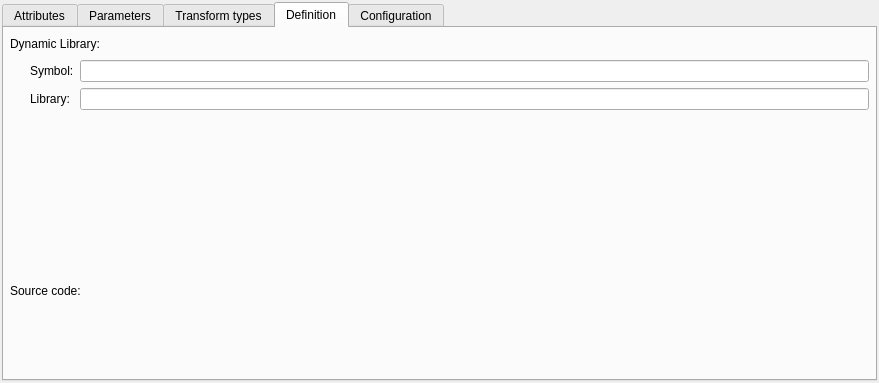
pgmodeler/pgmodeler, file libs/libgui/ui/dbobjects/basefunctionwidget.ui: the form before one commit.
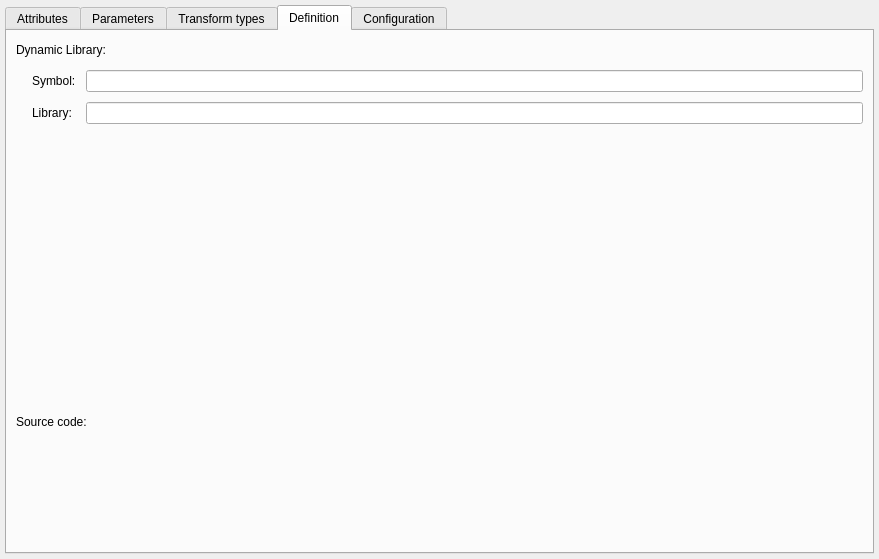
The form after the commit. The open tabs and pages were chosen to show the change. Icons and pictures are not drawn.

Patch:
```diff
--- a/libs/libgui/ui/dbobjects/basefunctionwidget.ui
+++ b/libs/libgui/ui/dbobjects/basefunctionwidget.ui
@@ -7,7 +7,7 @@
     <x>0</x>
     <y>0</y>
     <width>879</width>
-    <height>383</height>
+    <height>559</height>
    </rect>
   </property>
   <property name="sizePolicy">
@@ -24,19 +24,19 @@
   </property>
   <layout class="QGridLayout" name="base_function_grid">
    <property name="leftMargin">
-    <number>2</number>
+    <number>5</number>
    </property>
    <property name="topMargin">
-    <number>2</number>
+    <number>5</number>
    </property>
    <property name="rightMargin">
-    <number>2</number>
+    <number>5</number>
    </property>
    <property name="bottomMargin">
-    <number>2</number>
+    <number>5</number>
    </property>
    <property name="spacing">
-    <number>6</number>
+    <number>10</number>
    </property>
    <item row="1" column="0">
     <widget class="QTabWidget" name="func_config_twg">
@@ -201,19 +201,19 @@
          </property>
          <layout class="QGridLayout" name="gridLayout_3">
           <property name="leftMargin">
-           <number>2</number>
+           <number>5</number>
           </property>
           <property name="topMargin">
-           <number>2</number>
+           <number>5</number>
           </property>
           <property name="rightMargin">
-           <number>2</number>
+           <number>5</number>
           </property>
           <property name="bottomMargin">
-           <number>2</number>
+           <number>5</number>
           </property>
           <property name="spacing">
-           <number>6</number>
+           <number>10</number>
           </property>
           <item row="0" column="0" colspan="3">
            <widget class="QLabel" name="dy_library_lbl">
@@ -331,19 +331,19 @@
          </property>
          <layout class="QGridLayout" name="gridLayout_2">
           <property name="leftMargin">
-           <number>2</number>
+           <number>5</number>
           </property>
           <property name="topMargin">
-           <number>2</number>
+           <number>5</number>
           </property>
           <property name="rightMargin">
-           <number>2</number>
+           <number>5</number>
           </property>
           <property name="bottomMargin">
-           <number>2</number>
+           <number>5</number>
           </property>
           <property name="spacing">
-           <number>6</number>
+           <number>10</number>
           </property>
           <item row="0" column="0">
            <widget class="QLabel" name="sourc_code_lbl">
```
Left out of the diff: 28 changed lines with no effect on the pictures.
